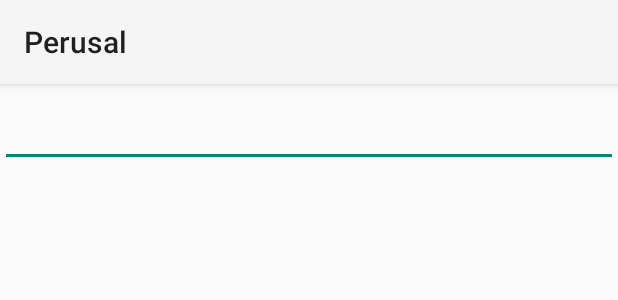
After one commit to oulrich1/PeruseWithSpritz, an Android app: the layout edit_perusal_content_view.xml on its own in the app's theme, with its tools: preview values and no code run, on a phone screen of 412 x 824 dp. The commit adds this screen. Shown: the top 300 px of the screen. Run offline under Robolectric (Android 15) with nearby library versions, the phone set to English and light mode, and no system bars.

Commit message:
added rename perusal title feature

```diff
--- a/mobile/src/main/java/com/oriahulrich/perusalwithspritz/database/SQLiteDAO.java
+++ b/mobile/src/main/java/com/oriahulrich/perusalwithspritz/database/SQLiteDAO.java
@@ -130,7 +130,7 @@ public class SQLiteDAO {
         }
 
         ContentValues newContentValues = new ContentValues();
-        newContentValues.put("title", newPerusalTitle.toLowerCase().trim());
+        newContentValues.put("title", newPerusalTitle.trim());
 
         return sqLiteDatabase.update(
                 SQLiteDBHelper.TABLE_PERUSALS,
--- /dev/null
+++ b/mobile/src/main/res/layout/edit_perusal_content_view.xml
@@ -0,0 +1,20 @@
+<TableLayout xmlns:android="http://schemas.android.com/apk/res/android"
+    android:layout_width="fill_parent"
+    android:layout_height="wrap_content"
+    android:weightSum="2" >
+
+    <TableRow
+        android:layout_width="match_parent"
+        android:layout_height="wrap_content">
+
+        <EditText
+            android:id="@+id/editPerusalTitleEditText"
+            android:layout_weight="2"
+            android:layout_width="match_parent"
+            android:layout_height="wrap_content"
+            android:paddingTop="20dp"
+            android:inputType="text"/>
+
+    </TableRow>
+
+</TableLayout>
```
Also changed, not shown: mobile/src/main/java/com/oriahulrich/perusalwithspritz/RecentPerusalsFragment.java (+51 -11 lines).
